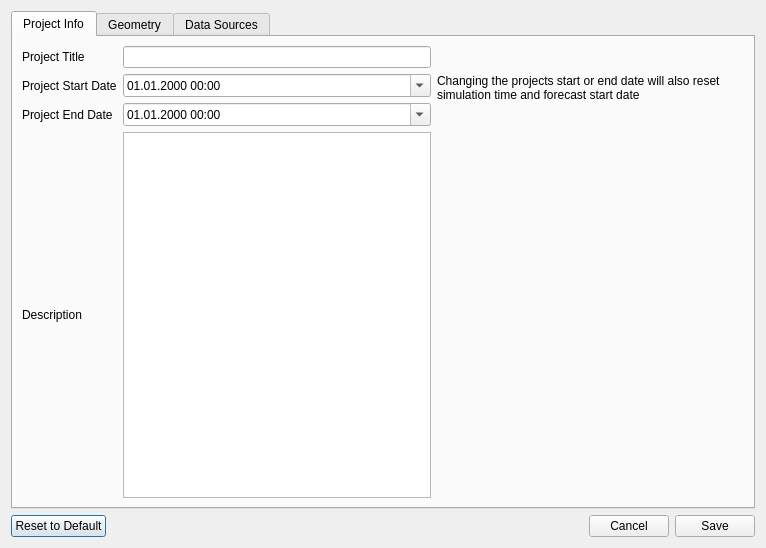
The window that RAMSIS/ui/views/projectsettingswindow.ui (swiss-seismological-service/hermes) describes before a commit, drawn with Qt 5.
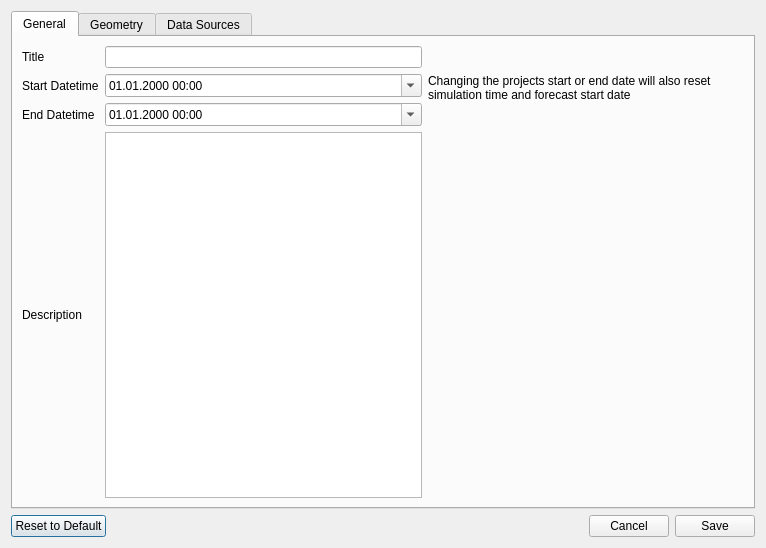
The same window after the commit.

Commit message: [MAINT] Rename labels

Diff of the .ui file:
```diff
--- a/RAMSIS/ui/views/projectsettingswindow.ui
+++ b/RAMSIS/ui/views/projectsettingswindow.ui
@@ -36,20 +36,20 @@
      </property>
      <widget class="QWidget" name="tabProjectInfo">
       <attribute name="title">
-       <string>Project Info</string>
+       <string>General</string>
       </attribute>
       <layout class="QGridLayout" name="gridLayout">
        <item row="1" column="0">
         <widget class="QLabel" name="label_2">
          <property name="text">
-          <string>Project Start Date</string>
+          <string>Start Datetime</string>
          </property>
         </widget>
        </item>
        <item row="0" column="0">
         <widget class="QLabel" name="label_3">
          <property name="text">
-          <string>Project Title</string>
+          <string>Title</string>
          </property>
         </widget>
        </item>
@@ -59,7 +59,7 @@
        <item row="2" column="0">
         <widget class="QLabel" name="label">
          <property name="text">
-          <string>Project End Date</string>
+          <string>End Datetime</string>
          </property>
         </widget>
        </item>
```
Left out of the diff: 2 changed lines with no effect on the pictures.
